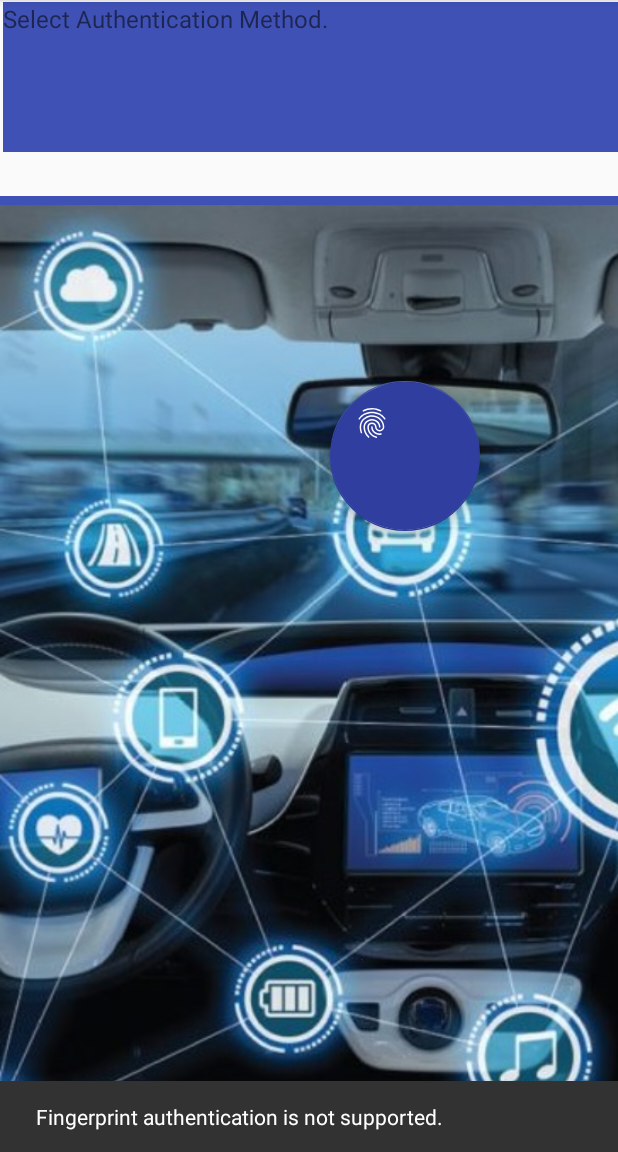
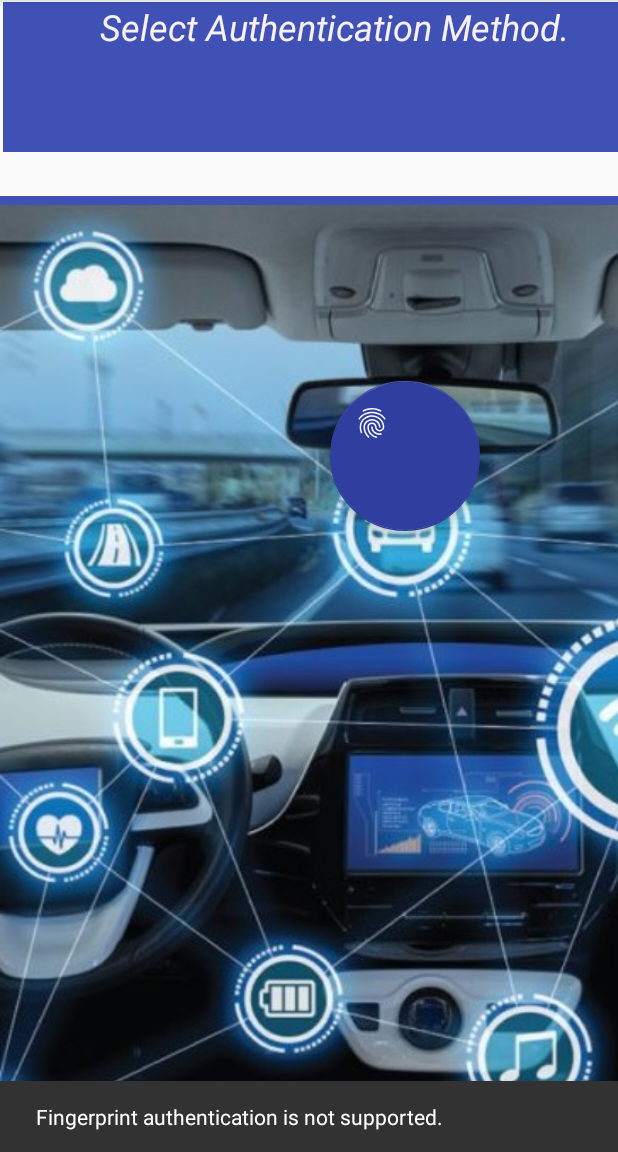
Before and after one commit to liatashk/hackathon_generator, an Android app: the screen it shows after launch (MainActivity), after a tap on an icon or button, on a phone screen of 412 x 824 dp, the part 84-1236 px from its top. Run offline under Robolectric (Android 15) with nearby library versions, the light colour scheme and no system bars.

```diff
--- a/android.app/app/src/main/res/layout/content_main.xml
+++ b/android.app/app/src/main/res/layout/content_main.xml
@@ -15,7 +15,10 @@
         android:layout_marginLeft="32dp"
         android:background="@color/colorPrimary"
         android:text="@string/authenticate_instructions"
-        android:textSize="16sp"
+        android:textAlignment="center"
+        android:textColor="@color/hint_color"
+        android:textSize="24sp"
+        android:textStyle="italic"
         app:layout_constraintBottom_toBottomOf="parent"
         app:layout_constraintHorizontal_bias="0.487"
         app:layout_constraintLeft_toLeftOf="parent"
--- a/android.app/app/src/main/res/values/colors.xml
+++ b/android.app/app/src/main/res/values/colors.xml
@@ -4,6 +4,6 @@
     <color name="colorPrimaryDark">#303F9F</color>
     <color name="colorAccent">#FF4081</color>
     <color name="warning_color">#F44336</color>
-    <color name="hint_color">#000000</color>
+    <color name="hint_color">#F9F1F1</color>
     <color name="success_color">#4CAF50</color>
 </resources>
```
